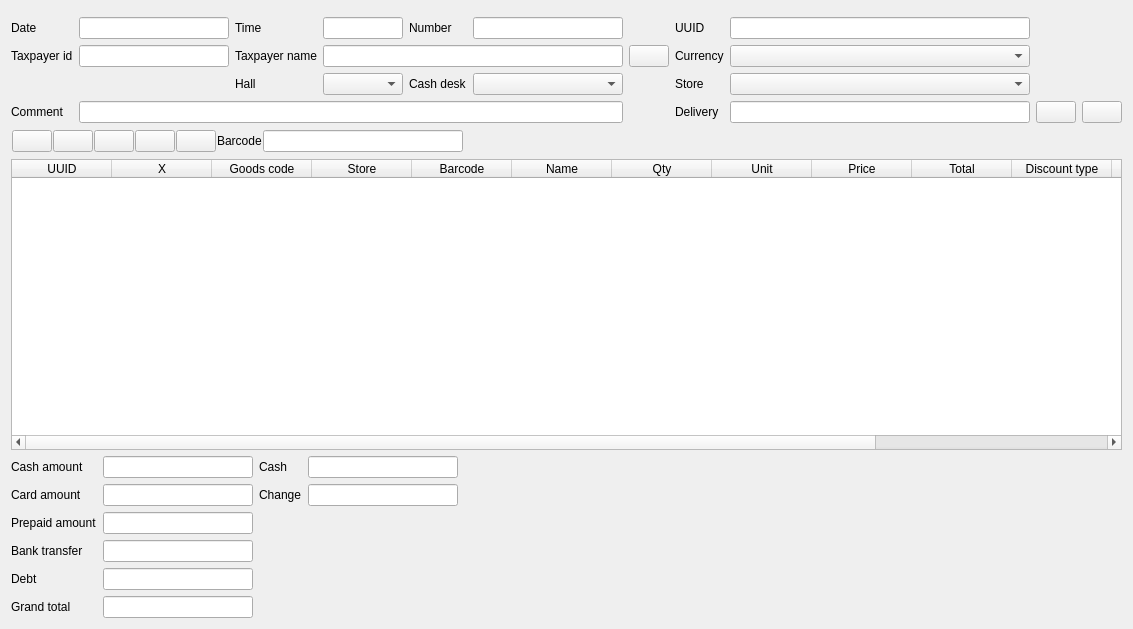
This is Forms/c5saledoc.ui in End1-1/Cafe5 as Qt 5 draws it before an edit. The edited form follows.
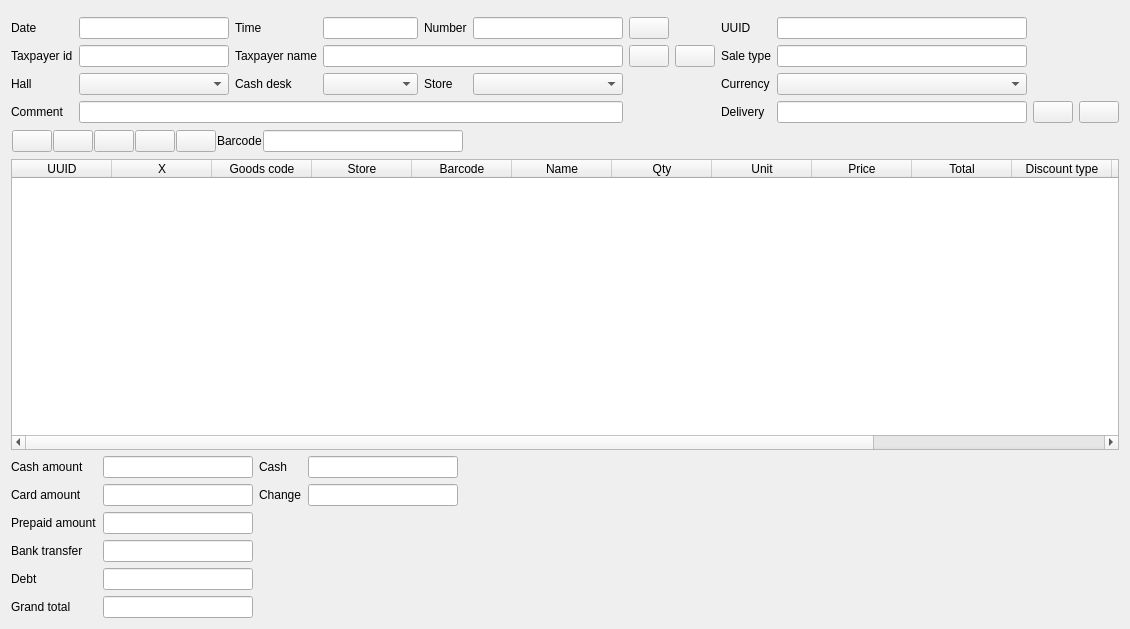
This is the edited form. Icons and pictures are not drawn. Custom widgets are drawn as their Qt base class.

Commit message: ArmSoft Export Draft Sale

```diff
--- a/Forms/c5saledoc.ui
+++ b/Forms/c5saledoc.ui
@@ -60,116 +60,50 @@
        <number>0</number>
       </property>
       <item row="2" column="3">
-       <widget class="C5ComboBox" name="cbHall"/>
+       <widget class="C5ComboBox" name="cbCashDesk"/>
       </item>
-      <item row="2" column="2">
+      <item row="1" column="7">
+       <widget class="QPushButton" name="btnEditPartner">
+        <property name="sizePolicy">
+         <sizepolicy hsizetype="Fixed" vsizetype="Fixed">
+          <horstretch>0</horstretch>
+          <verstretch>0</verstretch>
+         </sizepolicy>
+        </property>
+        <property name="text">
+         <string/>
+        </property>
+        <property name="icon">
+         <iconset resource="../resources/res.qrc">
+          <normaloff>:/edit.png</normaloff>:/edit.png</iconset>
+        </property>
+       </widget>
+      </item>
+      <item row="2" column="0">
        <widget class="QLabel" name="label_17">
         <property name="text">
          <string>Hall</string>
         </property>
        </widget>
       </item>
-      <item row="0" column="4">
-       <widget class="QLabel" name="label_3">
+      <item row="1" column="2">
+       <widget class="QLabel" name="label_6">
         <property name="text">
-         <string>Number</string>
+         <string>Taxpayer name</string>
         </property>
        </widget>
       </item>
-      <item row="0" column="8">
-       <widget class="C5LineEdit" name="leUuid">
-        <property name="minimumSize">
-         <size>
-          <width>300</width>
-          <height>0</height>
-         </size>
-        </property>
-        <property name="toolTip">
-         <string>Double click to copy to the clipboard</string>
-        </property>
-        <property name="readOnly">
-         <bool>true</bool>
-        </property>
-       </widget>
+      <item row="2" column="5">
+       <widget class="C5ComboBox" name="cbStorage"/>
       </item>
-      <item row="2" column="4">
-       <widget class="QLabel" name="label_18">
+      <item row="1" column="0">
+       <widget class="QLabel" name="label_5">
         <property name="text">
-         <string>Cash desk</string>
+         <string>Taxpayer id</string>
         </property>
        </widget>
       </item>
-      <item row="1" column="7">
-       <widget class="QLabel" name="label_14">
-        <property name="text">
-         <string>Currency</string>
-        </property>
-       </widget>
-      </item>
-      <item row="1" column="9">
-       <spacer name="horizontalSpacer_2">
-        <property name="orientation">
-         <enum>Qt::Horizontal</enum>
-        </property>
-        <property name="sizeHint" stdset="0">
-         <size>
-          <width>40</width>
-          <height>20</height>
-         </size>
-        </property>
-       </spacer>
-      </item>
-      <item row="1" column="1">
-       <widget class="C5LineEdit" name="leTaxpayerId">
-        <property name="minimumSize">
-         <size>
-          <width>150</width>
-          <height>0</height>
-         </size>
-        </property>
-        <property name="maximumSize">
-         <size>
-          <width>150</width>
-          <height>16777215</height>
-         </size>
-        </property>
-        <property name="readOnly">
-         <bool>true</bool>
-        </property>
-       </widget>
-      </item>
-      <item row="3" column="9">
-       <widget class="QPushButton" name="btnDelivery">
-        <property name="sizePolicy">
-         <sizepolicy hsizetype="Fixed" vsizetype="Fixed">
-          <horstretch>0</horstretch>
-          <verstretch>0</verstretch>
-         </sizepolicy>
-        </property>
-        <property name="text">
-         <string/>
-        </property>
-        <property name="icon">
-         <iconset resource="../resources/res.qrc">
-          <normaloff>:/edit.png</normaloff>:/edit.png</iconset>
-        </property>
-       </widget>
-      </item>
-      <item row="0" column="7">
-       <widget class="QLabel" name="label_4">
-        <property name="text">
-         <string>UUID</string>
-        </property>
-       </widget>
-      </item>
-      <item row="3" column="7">
-       <widget class="QLabel" name="label_21">
-        <property name="text">
-         <string>Delivery</string>
-        </property>
-       </widget>
-      </item>
-      <item row="3" column="10">
+      <item row="3" column="13">
        <widget class="QPushButton" name="btnRemoveDelivery">
         <property name="sizePolicy">
          <sizepolicy hsizetype="Fixed" vsizetype="Fixed">
@@ -186,29 +120,22 @@
         </property>
        </widget>
       </item>
-      <item row="0" column="2">
-       <widget class="QLabel" name="label_2">
-        <property name="text">
-         <string>Time</string>
-        </property>
-       </widget>
-      </item>
-      <item row="3" column="1" colspan="5">
-       <widget class="C5LineEdit" name="leComment">
+      <item row="1" column="3" colspan="3">
+       <widget class="C5LineEdit" name="leTaxpayerName">
         <property name="minimumSize">
          <size>
-          <width>150</width>
+          <width>300</width>
           <height>0</height>
          </size>
         </property>
-        <property name="maximumSize">
-         <size>
-          <width>16777215</width>
-          <height>16777215</height>
-         </size>
+        <property name="readOnly">
+         <bool>true</bool>
         </property>
        </widget>
       </item>
+      <item row="2" column="1">
+       <widget class="C5ComboBox" name="cbHall"/>
+      </item>
       <item row="0" column="5">
        <widget class="C5LineEdit" name="leDocnumber">
         <property name="minimumSize">
@@ -228,39 +155,36 @@
         </property>
        </widget>
       </item>
-      <item row="1" column="8">
-       <widget class="C5ComboBox" name="cbCurrency"/>
+      <item row="1" column="1">
+       <widget class="C5LineEdit" name="leTaxpayerId">
+        <property name="minimumSize">
+         <size>
+          <width>150</width>
+          <height>0</height>
+         </size>
+        </property>
+        <property name="maximumSize">
+         <size>
+          <width>150</width>
+          <height>16777215</height>
+         </size>
+        </property>
+        <property name="readOnly">
+         <bool>true</bool>
+        </property>
+       </widget>
       </item>
-      <item row="2" column="5">
-       <widget class="C5ComboBox" name="cbCashDesk"/>
+      <item row="0" column="0">
+       <widget class="QLabel" name="label">
+        <property name="text">
+         <string>Date</string>
+        </property>
+       </widget>
       </item>
       <item row="2" column="8">
-       <widget class="C5ComboBox" name="cbStorage"/>
-      </item>
-      <item row="3" column="0">
-       <widget class="QLabel" name="label_16">
+       <widget class="QLabel" name="label_14">
         <property name="text">
-         <string>Comment</string>
-        </property>
-       </widget>
-      </item>
-      <item row="1" column="3" colspan="3">
-       <widget class="C5LineEdit" name="leTaxpayerName">
-        <property name="minimumSize">
-         <size>
-          <width>300</width>
-          <height>0</height>
-         </size>
-        </property>
-        <property name="readOnly">
-         <bool>true</bool>
-        </property>
-       </widget>
-      </item>
-      <item row="1" column="0">
-       <widget class="QLabel" name="label_5">
-        <property name="text">
-         <string>Taxpayer id</string>
+         <string>Currency</string>
         </property>
        </widget>
       </item>
@@ -277,10 +201,74 @@
         </property>
        </widget>
       </item>
-      <item row="1" column="2">
-       <widget class="QLabel" name="label_6">
+      <item row="3" column="8">
+       <widget class="QLabel" name="label_21">
         <property name="text">
-         <string>Taxpayer name</string>
+         <string>Delivery</string>
+        </property>
+       </widget>
+      </item>
+      <item row="0" column="8">
+       <widget class="QLabel" name="label_4">
+        <property name="text">
+         <string>UUID</string>
+        </property>
+       </widget>
+      </item>
+      <item row="0" column="4">
+       <widget class="QLabel" name="label_3">
+        <property name="text">
+         <string>Number</string>
+        </property>
+       </widget>
+      </item>
+      <item row="0" column="1">
+       <widget class="C5DateEdit" name="leDate">
+        <property name="minimumSize">
+         <size>
+          <width>150</width>
+          <height>0</height>
+         </size>
+        </property>
+        <property name="maximumSize">
+         <size>
+          <width>150</width>
+          <height>16777215</height>
+         </size>
+        </property>
+        <property name="readOnly">
+         <bool>true</bool>
+        </property>
+       </widget>
+      </item>
+      <item row="0" column="6">
+       <widget class="QPushButton" name="btnEditAccounts">
+        <property name="sizePolicy">
+         <sizepolicy hsizetype="Fixed" vsizetype="Fixed">
+          <horstretch>0</horstretch>
+          <verstretch>0</verstretch>
+         </sizepolicy>
+        </property>
+        <property name="text">
+         <string/>
+        </property>
+        <property name="icon">
+         <iconset resource="../resources/res.qrc">
+          <normaloff>:/configure.png</normaloff>:/configure.png</iconset>
+        </property>
+       </widget>
+      </item>
+      <item row="0" column="2">
+       <widget class="QLabel" name="label_2">
+        <property name="text">
+         <string>Time</string>
+        </property>
+       </widget>
+      </item>
+      <item row="2" column="2">
+       <widget class="QLabel" name="label_18">
+        <property name="text">
+         <string>Cash desk</string>
         </property>
        </widget>
       </item>
@@ -301,15 +289,38 @@
         </property>
        </widget>
       </item>
-      <item row="0" column="0">
-       <widget class="QLabel" name="label">
+      <item row="1" column="12">
+       <spacer name="horizontalSpacer_2">
+        <property name="orientation">
+         <enum>Qt::Horizontal</enum>
+        </property>
+        <property name="sizeHint" stdset="0">
+         <size>
+          <width>40</width>
+          <height>20</height>
+         </size>
+        </property>
+       </spacer>
+      </item>
+      <item row="3" column="12">
+       <widget class="QPushButton" name="btnDelivery">
+        <property name="sizePolicy">
+         <sizepolicy hsizetype="Fixed" vsizetype="Fixed">
+          <horstretch>0</horstretch>
+          <verstretch>0</verstretch>
+         </sizepolicy>
+        </property>
         <property name="text">
-         <string>Date</string>
+         <string/>
+        </property>
+        <property name="icon">
+         <iconset resource="../resources/res.qrc">
+          <normaloff>:/edit.png</normaloff>:/edit.png</iconset>
         </property>
        </widget>
       </item>
-      <item row="0" column="1">
-       <widget class="C5DateEdit" name="leDate">
+      <item row="3" column="1" colspan="5">
+       <widget class="C5LineEdit" name="leComment">
         <property name="minimumSize">
          <size>
           <width>150</width>
@@ -318,29 +329,66 @@
         </property>
         <property name="maximumSize">
          <size>
-          <width>150</width>
+          <width>16777215</width>
           <height>16777215</height>
          </size>
         </property>
-        <property name="readOnly">
-         <bool>true</bool>
-        </property>
        </widget>
       </item>
-      <item row="3" column="8">
-       <widget class="C5LineEdit" name="leDelivery">
-        <property name="readOnly">
-         <bool>true</bool>
-        </property>
-       </widget>
-      </item>
-      <item row="2" column="7">
+      <item row="2" column="4">
        <widget class="QLabel" name="label_15">
         <property name="text">
          <string>Store</string>
         </property>
        </widget>
       </item>
+      <item row="3" column="0">
+       <widget class="QLabel" name="label_16">
+        <property name="text">
+         <string>Comment</string>
+        </property>
+       </widget>
+      </item>
+      <item row="0" column="9">
+       <widget class="C5LineEdit" name="leUuid">
+        <property name="minimumSize">
+         <size>
+          <width>250</width>
+          <height>0</height>
+         </size>
+        </property>
+        <property name="toolTip">
+         <string>Double click to copy to the clipboard</string>
+        </property>
+        <property name="readOnly">
+         <bool>true</bool>
+        </property>
+       </widget>
+      </item>
+      <item row="2" column="9">
+       <widget class="C5ComboBox" name="cbCurrency"/>
+      </item>
+      <item row="3" column="9">
+       <widget class="C5LineEdit" name="leDelivery">
+        <property name="readOnly">
+         <bool>true</bool>
+        </property>
+       </widget>
+      </item>
+      <item row="1" column="8">
+       <widget class="QLabel" name="label_22">
+        <property name="text">
+         <string>Sale type</string>
+        </property>
+       </widget>
+      </item>
+      <item row="1" column="9">
+       <widget class="C5LineEdit" name="leSaleType">
+        <property name="readOnly">
+         <bool>true</bool>
+        </property>
+       </widget>
+      </item>
      </layout>
     </widget>
    </item>
```
Left out of the diff: 5 changed lines with no effect on the pictures. The commit also changes 48 other files.
